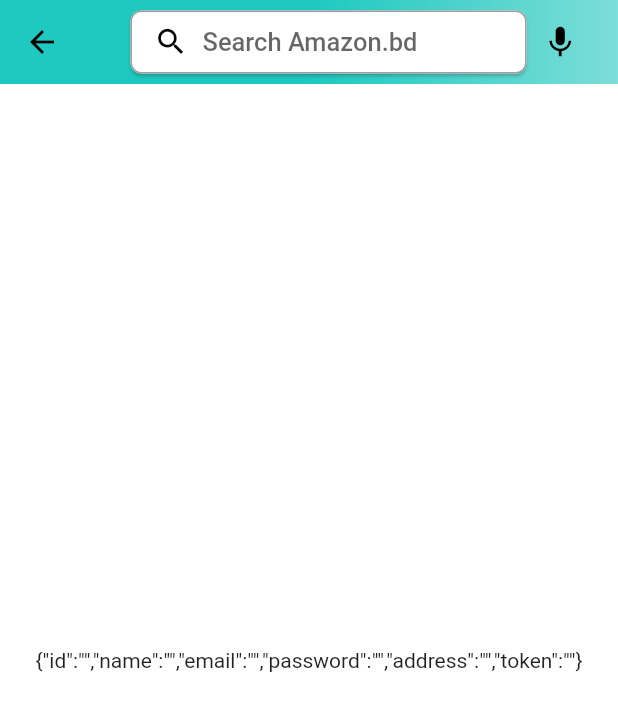
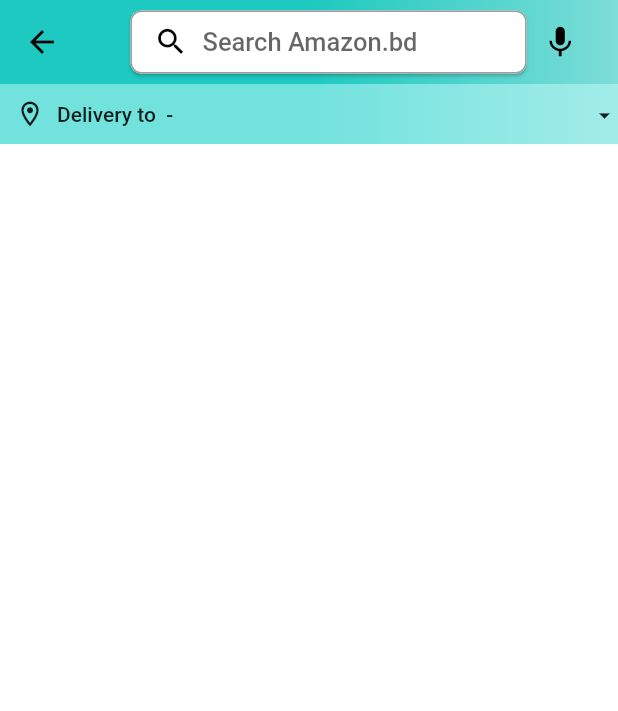
Before and after one commit to MahmoodImtiaz93/Amazone-Clone, a Flutter app: the HomeScreen screen opened by its route, on a phone screen of 412 x 824 dp. Shown: the top 711 px of the screen. Run offline on Flutter 3.47's test engine with Material 2 defaults, Android fonts, the phone set to English and light mode, and no system bars; our stand-ins replace badges, shared_preferences; accounts and stored records are empty.

Commit message:
Added Addressbar to home page

```diff
--- a/lib/features/home/screens/home_screen.dart
+++ b/lib/features/home/screens/home_screen.dart
@@ -1,4 +1,5 @@
 import 'package:amazone_clone/constants/global_variable.dart';
+import 'package:amazone_clone/features/home/widgets/address_box.dart';
 import 'package:amazone_clone/provider/user_provider.dart';
 import 'package:flutter/material.dart';
 import 'package:provider/provider.dart';
@@ -85,12 +86,11 @@ class _HomeScreenState extends State<HomeScreen> {
           ),
         ),
       ),
-      body: SafeArea(
-          child: Center(
-        child: Text(
-          user.toJson(),
-        ),
-      )),
+      body: Column(
+        children: [
+          const AddressBox(),
+        ],
+      ),
     );
   }
 }
--- /dev/null
+++ b/lib/features/home/widgets/address_box.dart
@@ -0,0 +1,52 @@
+import 'package:amazone_clone/provider/user_provider.dart';
+import 'package:flutter/material.dart';
+import 'package:provider/provider.dart';
+
+class AddressBox extends StatelessWidget {
+  const AddressBox({Key? key}) : super(key: key);
+
+  @override
+  Widget build(BuildContext context) {
+    final user = Provider.of<UserProvider>(context).user;
+    return Container(
+      height: 40,
+      decoration: const BoxDecoration(
+        gradient: LinearGradient(
+          colors: [
+            Color.fromARGB(255, 114, 226, 221),
+            Color.fromARGB(255, 162, 236, 233),
+          ],
+          stops: [0.5, 1.0],
+        ),
+      ),
+      child: Padding(
+        padding: const EdgeInsets.only(left: 10),
+        child: Row(
+          children: [
+            Icon(
+              Icons.location_on_outlined,
+              size: 20,
+            ),
+            Expanded(
+              child: Padding(
+                padding: EdgeInsets.only(left: 8.0),
+                child: Text(
+                  'Delivery to ${user.name} - ${user.address}',
+                  style: const TextStyle(fontWeight: FontWeight.w500),
+                  overflow: TextOverflow.fade,
+                ),
+              ),
+            ),
+            const Padding(
+              padding: EdgeInsets.only(left: 5, top: 2),
+              child: Icon(
+                Icons.arrow_drop_down_outlined,
+                size: 18,
+              ),
+            ),
+          ],
+        ),
+      ),
+    );
+  }
+}
```
